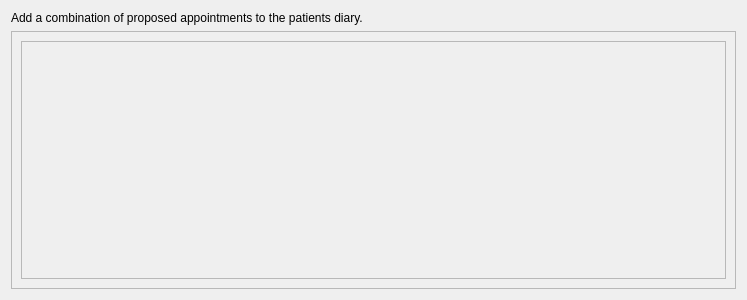
This is qt-designer/apptWizard.ui in rowinggolfer/openmolar1 as Qt 5 draws it before an edit. The edited form follows.
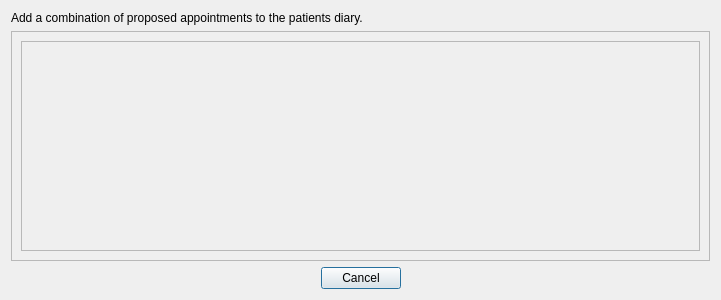
This is the edited form.

Commit message: chart wizard has visual "enabled" properties now :)

What changed in the file:
```diff
--- a/qt-designer/apptWizard.ui
+++ b/qt-designer/apptWizard.ui
@@ -6,7 +6,7 @@
    <rect>
     <x>0</x>
     <y>0</y>
-    <width>747</width>
+    <width>721</width>
     <height>300</height>
    </rect>
   </property>
@@ -31,8 +31,8 @@
        <rect>
         <x>0</x>
         <y>0</y>
-        <width>725</width>
-        <height>254</height>
+        <width>699</width>
+        <height>218</height>
        </rect>
       </property>
       <layout class="QVBoxLayout" name="verticalLayout_2">
@@ -50,6 +50,19 @@
      </widget>
     </widget>
    </item>
+   <item>
+    <widget class="QDialogButtonBox" name="buttonBox">
+     <property name="orientation">
+      <enum>Qt::Horizontal</enum>
+     </property>
+     <property name="standardButtons">
+      <set>QDialogButtonBox::Cancel</set>
+     </property>
+     <property name="centerButtons">
+      <bool>true</bool>
+     </property>
+    </widget>
+   </item>
   </layout>
  </widget>
  <resources/>
```
Left out of the diff: 35 changed lines with no effect on the pictures. The commit also changes 6 other files.
